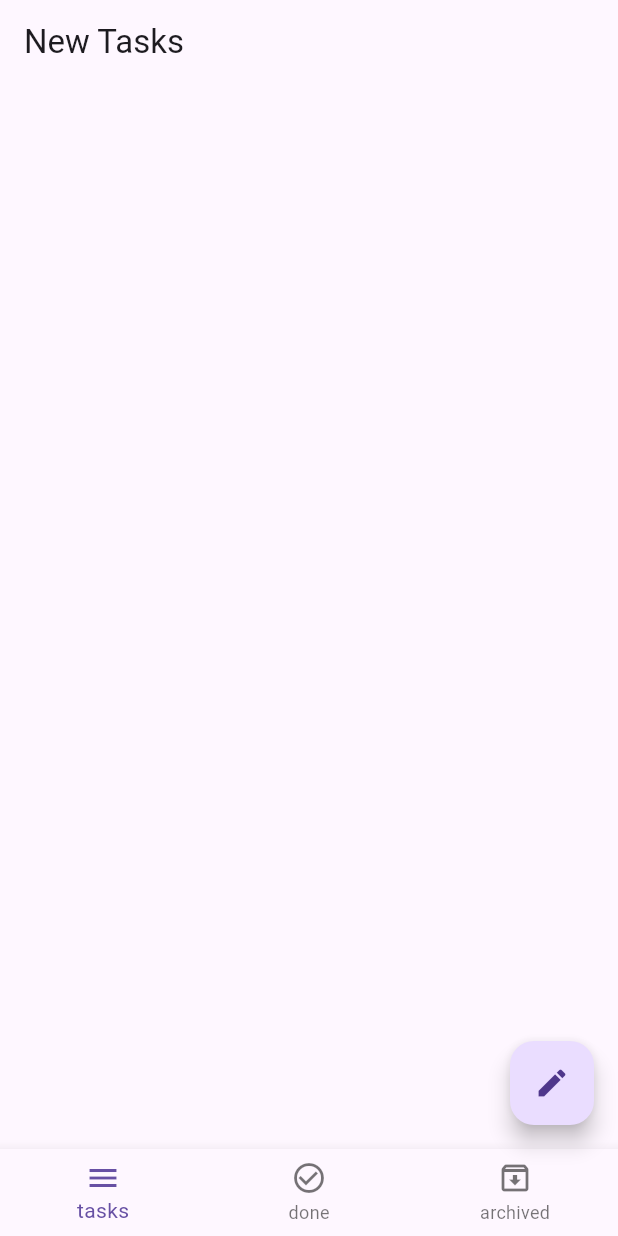
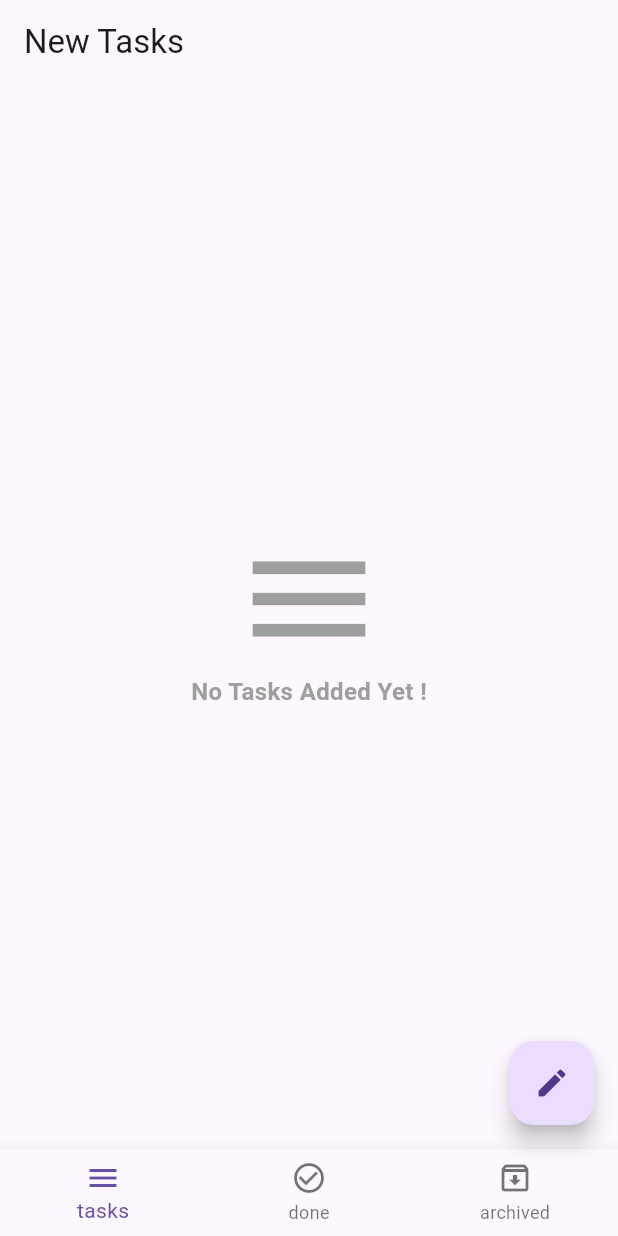
Before and after one commit to BavleyA/Todo_App, a Flutter app: the screen it shows after launch, on a phone screen of 412 x 824 dp. Run offline on Flutter 3.47's test engine with Material 3 defaults, Android fonts, the phone set to English and light mode, and no system bars; our stand-ins replace bloc, conditional_builder_null_safety, flutter_bloc, sqflite; accounts and stored records are empty.

Commit message:
handled empty states in each screen

```diff
--- a/lib/modules/archived_tasks/archived_tasks_screen.dart
+++ b/lib/modules/archived_tasks/archived_tasks_screen.dart
@@ -13,15 +13,7 @@ class ArchivedTasksScreen extends StatelessWidget {
       listener: (context,state){},
       builder: (context,state){
         var tasks = AppCubit.get(context).archivedTasks; // this changes with get state
-        return ListView.separated(
-          itemBuilder: (context,index) => buildTaskItem(tasks[index] ,context),
-          separatorBuilder: (context,index) => Container(
-            width: double.infinity,
-            height: 1.0,
-            color: Colors.grey[300],
-          ),
-          itemCount: tasks.length,
-        );
+        return tasksBuilderWithCondition(tasks: tasks);
       },
     );
   }
--- a/lib/modules/new_tasks/new_tasks_screen.dart
+++ b/lib/modules/new_tasks/new_tasks_screen.dart
@@ -1,3 +1,4 @@
+import 'package:conditional_builder_null_safety/conditional_builder_null_safety.dart';
 import 'package:flutter/material.dart';
 import 'package:flutter_bloc/flutter_bloc.dart';
 import 'package:todoapp/shared/components.dart';
@@ -14,14 +15,8 @@ class NewTasksScreen extends StatelessWidget {
       listener: (context,state){},
       builder: (context,state){
         var tasks = AppCubit.get(context).newTasks; // this changes with get state
-        return ListView.separated(
-          itemBuilder: (context,index) => buildTaskItem(tasks[index] ,context),
-          separatorBuilder: (context,index) => Container(
-            width: double.infinity,
-            height: 1.0,
-            color: Colors.grey[300],
-          ),
-          itemCount: tasks.length,
+        return tasksBuilderWithCondition(
+            tasks: tasks,
         );
       },
     );
--- a/lib/shared/components.dart
+++ b/lib/shared/components.dart
@@ -1,3 +1,4 @@
+import 'package:conditional_builder_null_safety/conditional_builder_null_safety.dart';
 import 'package:flutter/material.dart';
 import 'package:todoapp/shared/cubit/cubit.dart';
 
@@ -66,3 +67,38 @@ Widget buildTaskItem (Map model ,context) => Dismissible(
     AppCubit.get(context).DeleteData(id: model['id'],);
   },
 );
+
+Widget tasksBuilderWithCondition({
+  required List<Map> tasks,
+}) => ConditionalBuilder(
+  condition: tasks.length > 0,
+  builder: (context) => ListView.separated(
+    itemBuilder: (context,index) => buildTaskItem(tasks[index] ,context),
+    separatorBuilder: (context,index) => Container(
+      width: double.infinity,
+      height: 1.0,
+      color: Colors.grey[300],
+    ),
+    itemCount: tasks.length,
+  ),
+  fallback: (context) => Center(
+    child: Column(
+      mainAxisAlignment: MainAxisAlignment.center,
+      children: [
+        Icon(
+          Icons.menu,
+          size: 100.0,
+          color: Colors.grey,
+        ),
+        Text(
+          'No Tasks Added Yet !',
+          style: TextStyle(
+            fontSize: 16.0,
+            fontWeight: FontWeight.bold,
+            color: Colors.grey,
+          ),
+        ),
+      ],
+    ),
+  ),
+);
--- a/pubspec.yaml
+++ b/pubspec.yaml
@@ -39,6 +39,7 @@ dependencies:
   intl: ^0.19.0
   bloc: ^8.1.4
   flutter_bloc: ^8.1.6
+  conditional_builder_null_safety: ^0.0.6
 
 
 
```
Also changed, not shown: lib/modules/done_tasks/done_tasks_screen.dart (+1 -9 lines), pubspec.lock.
